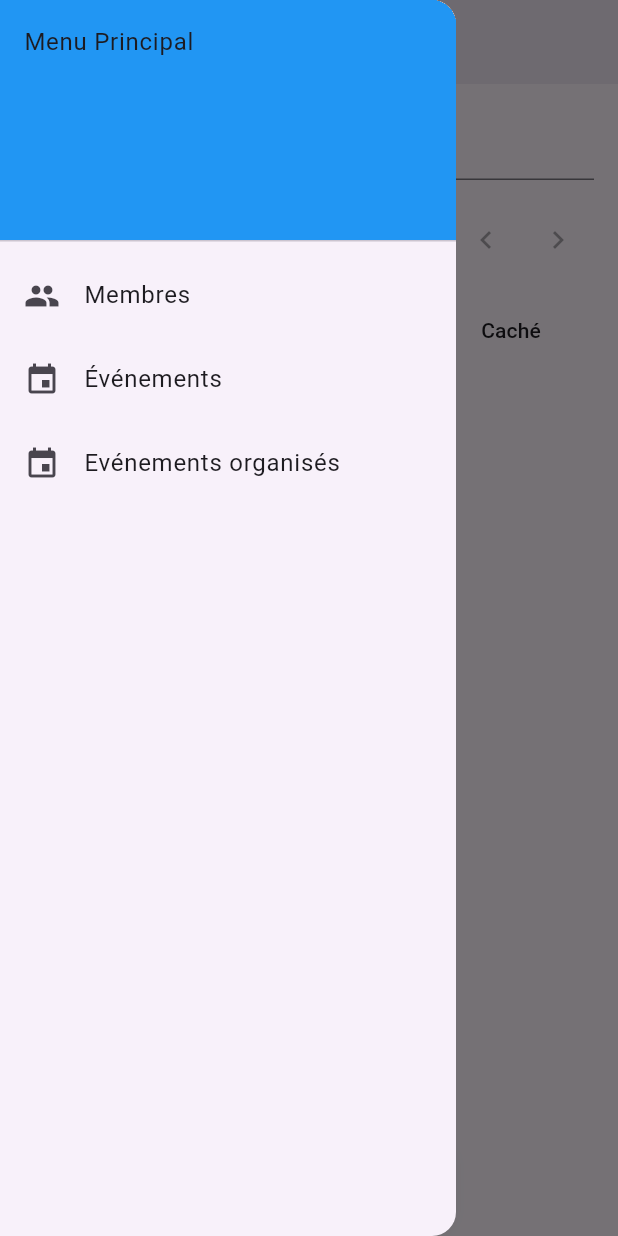
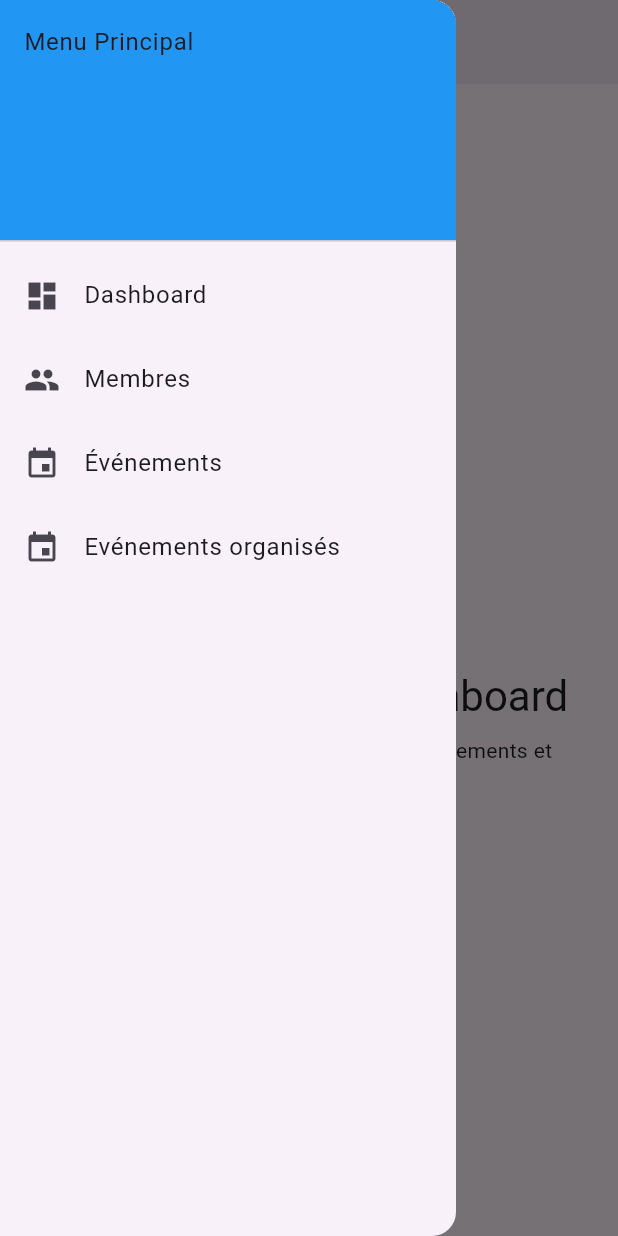
Before and after one commit to init-daemon/attendance-manager, a Flutter app: the screen it shows after launch, with the side drawer open, on a phone screen of 412 x 824 dp. Run offline on Flutter 3.47's test engine with Material 3 defaults, Android fonts, the phone set to English and light mode, and no system bars; our stand-ins replace faker, sqflite, sqflite_common_ffi; accounts and stored records are empty.

Commit message:
feat(router): set initial route to dashboard and add dashboard navigation in app drawer

```diff
--- a/lib/core/app/app_router.dart
+++ b/lib/core/app/app_router.dart
@@ -18,12 +18,13 @@ import 'package:presence_manager/features/event_organization/models/event_organi
 import 'package:presence_manager/features/event_organization/screens/event_organization_participants_screen.dart';
 import 'package:presence_manager/core/widgets/error_page.dart';
 import 'package:presence_manager/core/widgets/app_layout.dart';
+import 'package:presence_manager/features/dashboard/screens/dashboard_screen.dart';
 
 class AppRouter {
   static Route<dynamic> generateRoute(RouteSettings settings) {
     switch (settings.name) {
       case '/':
-        return MaterialPageRoute(builder: (_) => const MembersListScreen());
+        return MaterialPageRoute(builder: (_) => const DashboardScreen());
       case '/members':
         return MaterialPageRoute(builder: (_) => const MembersListScreen());
       case '/members/create':
--- a/lib/core/widgets/app_drawer.dart
+++ b/lib/core/widgets/app_drawer.dart
@@ -12,6 +12,13 @@ class AppDrawer extends StatelessWidget {
           const DrawerHeader(
             decoration: BoxDecoration(color: Colors.blue),
             child: Text('Menu Principal'),
+          ),
+          ListTile(
+            leading: const Icon(Icons.dashboard),
+            title: const Text('Dashboard'),
+            onTap: () {
+              Navigator.pushReplacementNamed(context, '/');
+            },
           ),
           ListTile(
             leading: const Icon(Icons.people),
--- /dev/null
+++ b/lib/features/dashboard/screens/dashboard_screen.dart
@@ -0,0 +1,31 @@
+import 'package:flutter/material.dart';
+import 'package:presence_manager/core/widgets/app_layout.dart';
+
+class DashboardScreen extends StatelessWidget {
+  const DashboardScreen({super.key});
+
+  @override
+  Widget build(BuildContext context) {
+    return AppLayout(
+      title: 'Dashboard',
+      body: Center(
+        child: Column(
+          mainAxisAlignment: MainAxisAlignment.center,
+          children: [
+            Icon(Icons.dashboard, size: 80, color: Colors.blue),
+            const SizedBox(height: 16),
+            Text(
+              'Bienvenue sur le Dashboard',
+              style: Theme.of(context).textTheme.headlineMedium,
+            ),
+            const SizedBox(height: 8),
+            Text(
+              'Accédez rapidement aux membres, événements et organisations.',
+              textAlign: TextAlign.center,
+            ),
+          ],
+        ),
+      ),
+    );
+  }
+}
--- a/lib/features/member/widgets/members_table.dart
+++ b/lib/features/member/widgets/members_table.dart
@@ -33,7 +33,7 @@ class MembersTable extends StatelessWidget {
             DataColumn(label: Text('Actions')),
             DataColumn(label: Text('Nom')),
             DataColumn(label: Text('Prénom')),
-            DataColumn(label: Text('Caché')), // Nouvelle colonne
+            DataColumn(label: Text('Caché')),
             DataColumn(label: Text('Date de naissance')),
           ],
           rows: members.map((member) {
--- a/lib/main.dart
+++ b/lib/main.dart
@@ -50,7 +50,7 @@ class PresenceManagerApp extends StatelessWidget {
       ),
       navigatorKey: navigatorKey,
       onGenerateRoute: AppRouter.generateRoute,
-      initialRoute: '/members',
+      initialRoute: '/',
     );
   }
 }
```
